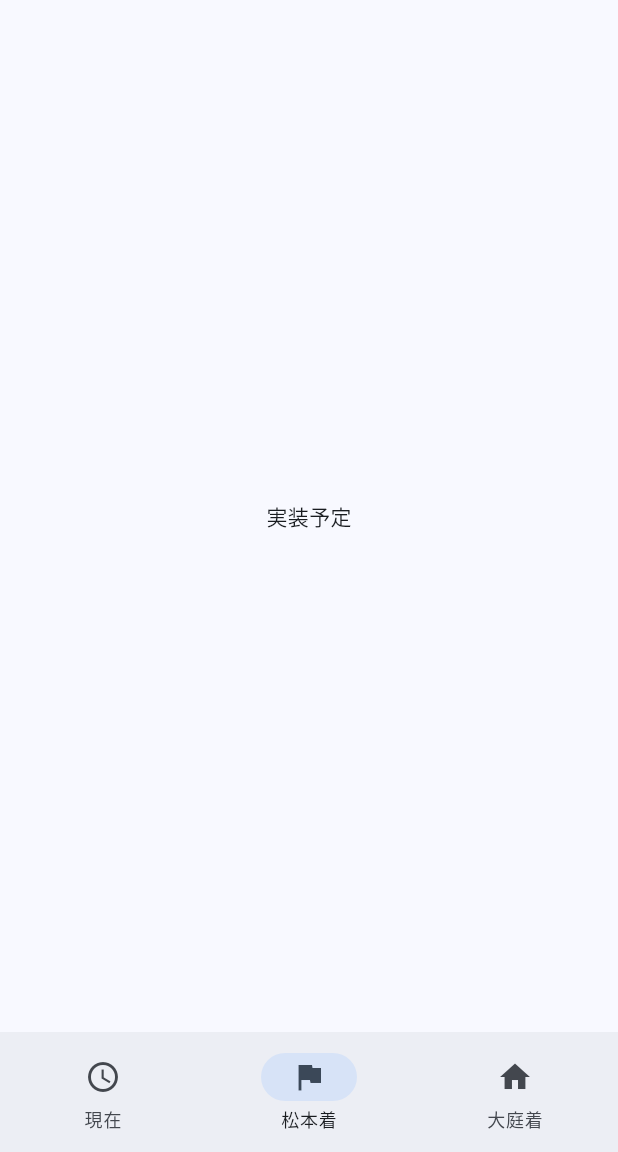
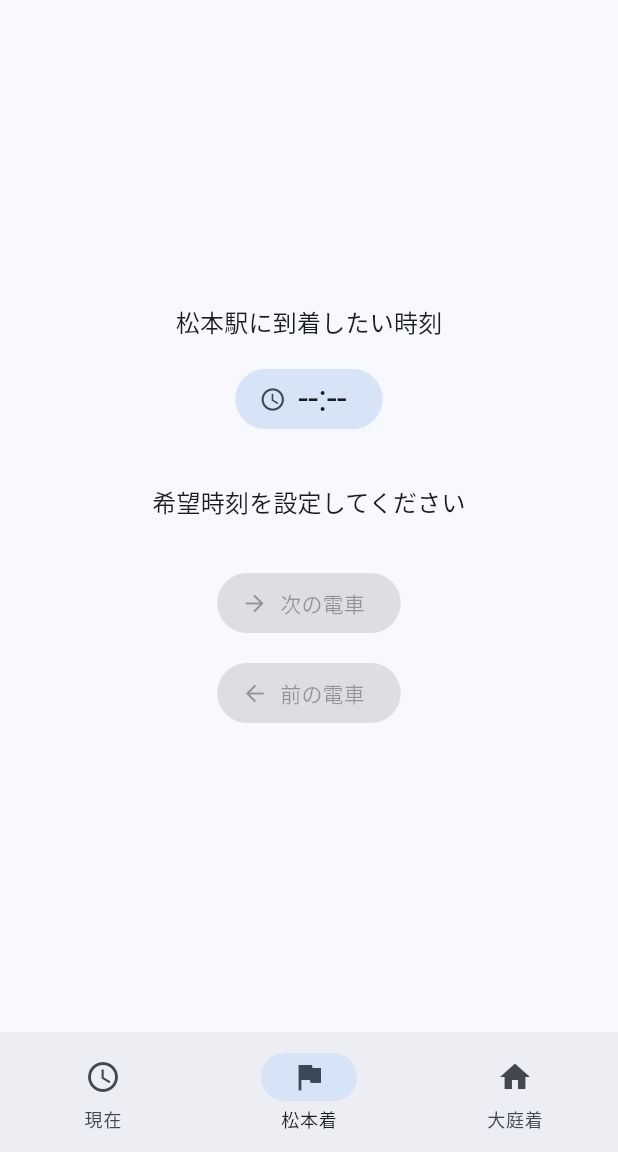
Before and after one commit to boon2187/oniwa_station_app, a Flutter app: the screen it shows after launch, item 2 of the bottom bar chosen, on a phone screen of 412 x 824 dp, the part 84-1236 px from its top. Run offline on Flutter 3.47's test engine with Material 3 defaults, Android fonts, the phone set to English and light mode, and no system bars; our stand-ins replace geolocator.

Commit message:
松本着・大庭着タブを本実装に置換し共通画面コンポーネントを追加

```diff
--- /dev/null
+++ b/lib/screen/arrival_deadline_screen.dart
@@ -0,0 +1,252 @@
+import 'package:flutter/cupertino.dart';
+import 'package:flutter/material.dart';
+
+import '../data/train_schedule.dart';
+import '../domain/train_finder.dart';
+
+class ArrivalDeadlineScreen extends StatefulWidget {
+  const ArrivalDeadlineScreen({
+    super.key,
+    required this.title,
+    required this.schedule,
+    required this.originStationName,
+    required this.destinationStationName,
+  });
+
+  final String title;
+  final List<TrainSchedule> schedule;
+  final String originStationName;
+  final String destinationStationName;
+
+  @override
+  State<ArrivalDeadlineScreen> createState() => _ArrivalDeadlineScreenState();
+}
+
+class _ArrivalDeadlineScreenState extends State<ArrivalDeadlineScreen> {
+  late int _selectedHour;
+  late int _selectedMinute;
+  bool _hasSet = false;
+  TrainSchedule? _currentTrain;
+
+  @override
+  void initState() {
+    super.initState();
+    final initial = roundUpToHalfHour(DateTime.now());
+    _selectedHour = initial.hour;
+    _selectedMinute = initial.minute;
+  }
+
+  Future<void> _openPicker() async {
+    int tempHour = _selectedHour;
+    int tempMinute = _selectedMinute;
+    final result = await showModalBottomSheet<({int hour, int minute})>(
+      context: context,
+      builder: (ctx) {
+        return SafeArea(
+          child: SizedBox(
+            height: 320,
+            child: Column(
+              children: [
+                Row(
+                  mainAxisAlignment: MainAxisAlignment.spaceBetween,
+                  children: [
+                    TextButton(
+                      onPressed: () => Navigator.of(ctx).pop(),
+                      child: const Text('キャンセル'),
+                    ),
+                    TextButton(
+                      onPressed: () => Navigator.of(ctx).pop(
+                        (hour: tempHour, minute: tempMinute),
+                      ),
+                      child: const Text('完了'),
+                    ),
+                  ],
+                ),
+                Expanded(
+                  child: StatefulBuilder(
+                    builder: (ctx, setSheet) {
+                      return Row(
+                        children: [
+                          Expanded(
+                            child: CupertinoPicker(
+                              itemExtent: 36,
+                              scrollController: FixedExtentScrollController(
+                                initialItem: tempHour,
+                              ),
+                              onSelectedItemChanged: (i) => tempHour = i,
+                              children: [
+                                for (var h = 0; h < 24; h++)
+                                  Center(
+                                    child: Text(
+                                      '${h.toString().padLeft(2, '0')} 時',
+                                      style: const TextStyle(fontSize: 20),
+                                    ),
+                                  ),
+                              ],
+                            ),
+                          ),
+                          Padding(
+                            padding:
+                                const EdgeInsets.symmetric(horizontal: 24),
+                            child: Column(
+                              mainAxisAlignment: MainAxisAlignment.center,
+                              children: [
+                                for (final m in const [0, 30])
+                                  Padding(
+                                    padding:
+                                        const EdgeInsets.symmetric(vertical: 6),
+                                    child: ChoiceChip(
+                                      label: Text(
+                                        '${m.toString().padLeft(2, '0')} 分',
+                                      ),
+                                      selected: tempMinute == m,
+                                      onSelected: (_) {
+                                        setSheet(() => tempMinute = m);
+                                      },
+                                    ),
+                                  ),
+                              ],
+                            ),
+                          ),
+                        ],
+                      );
+                    },
+                  ),
+                ),
+              ],
+            ),
+          ),
+        );
+      },
+    );
+    if (result == null || !mounted) return;
+    final now = DateTime.now();
+    final deadline = DateTime(
+      now.year,
+      now.month,
+      now.day,
+      result.hour,
+      result.minute,
+    );
+    setState(() {
+      _selectedHour = result.hour;
+      _selectedMinute = result.minute;
+      _hasSet = true;
+      _currentTrain = findLatestArrivalBy(widget.schedule, deadline, now);
+    });
+  }
+
+  void _showNextTrain() {
+    final current = _currentTrain;
+    if (current == null) return;
+    final next = findTrainAfter(widget.schedule, current);
+    if (next == null) return;
+    setState(() => _currentTrain = next);
+  }
+
+  bool _hasNextTrain() {
+    final current = _currentTrain;
+    if (current == null) return false;
+    return findTrainAfter(widget.schedule, current) != null;
+  }
+
+  void _showPrevTrain() {
+    final current = _currentTrain;
+    if (current == null) return;
+    final prev = findTrainBefore(widget.schedule, current);
+    if (prev == null) return;
+    setState(() => _currentTrain = prev);
+  }
+
+  bool _hasPrevTrain() {
+    final current = _currentTrain;
+    if (current == null) return false;
+    final prev = findTrainBefore(widget.schedule, current);
+    if (prev == null) return false;
+    return isBoardable(prev, DateTime.now());
+  }
+
+  String _formatTime(int hour, int minute) =>
+      '${hour.toString().padLeft(2, '0')}:${minute.toString().padLeft(2, '0')}';
+
+  @override
+  Widget build(BuildContext context) {
+    final theme = Theme.of(context);
+    final now = DateTime.now();
+
+    if (isAfterLastTrain(widget.schedule, now)) {
+      return Center(
+        child: Text(
+          '本日の運行は終了しました',
+          style: theme.textTheme.headlineSmall,
+        ),
+      );
+    }
+
+    final current = _currentTrain;
+    final timeLabel =
+        _hasSet ? _formatTime(_selectedHour, _selectedMinute) : '--:--';
+
+    return Center(
+      child: Column(
+        mainAxisSize: MainAxisSize.min,
+        children: [
+          Text(widget.title, style: theme.textTheme.titleMedium),
+          const SizedBox(height: 16),
+          FilledButton.tonalIcon(
+            onPressed: _openPicker,
+            icon: const Icon(Icons.access_time),
+            label: Text(
+              timeLabel,
+              style: theme.textTheme.headlineSmall,
+            ),
+          ),
+          const SizedBox(height: 32),
+          if (!_hasSet)
+            Padding(
+              padding: const EdgeInsets.symmetric(horizontal: 24),
+              child: Text(
+                '希望時刻を設定してください',
+                style: theme.textTheme.titleMedium,
+                textAlign: TextAlign.center,
+              ),
+            )
+          else if (current == null)
+            Padding(
+              padding: const EdgeInsets.symmetric(horizontal: 24),
+              child: Text(
+                'ご希望の時刻に間に合う電車はありません',
+                style: theme.textTheme.titleMedium,
+                textAlign: TextAlign.center,
+              ),
+            )
+          else ...[
+            Text(
+              '${widget.originStationName}駅 ${current.departure} 発',
+              style: theme.textTheme.displaySmall,
+            ),
+            const SizedBox(height: 8),
+            const Icon(Icons.arrow_downward, size: 32),
+            const SizedBox(height: 8),
+            Text(
+              '${widget.destinationStationName}駅 ${current.arrival} 着',
+              style: theme.textTheme.titleLarge,
+            ),
+          ],
+          const SizedBox(height: 32),
+          FilledButton.icon(
+            onPressed: _hasNextTrain() ? _showNextTrain : null,
+            icon: const Icon(Icons.arrow_forward),
+            label: const Text('次の電車'),
+          ),
+          const SizedBox(height: 12),
+          FilledButton.icon(
+            onPressed: _hasPrevTrain() ? _showPrevTrain : null,
+            icon: const Icon(Icons.arrow_back),
+            label: const Text('前の電車'),
+          ),
+        ],
+      ),
+    );
+  }
+}
--- a/lib/screen/arrive_at_matsumoto_screen.dart
+++ b/lib/screen/arrive_at_matsumoto_screen.dart
@@ -1,10 +1,18 @@
 import 'package:flutter/material.dart';
+
+import '../data/train_schedule.dart';
+import 'arrival_deadline_screen.dart';
 
 class ArriveAtMatsumotoScreen extends StatelessWidget {
   const ArriveAtMatsumotoScreen({super.key});
 
   @override
   Widget build(BuildContext context) {
-    return const Center(child: Text('実装予定'));
+    return ArrivalDeadlineScreen(
+      title: '松本駅に到着したい時刻',
+      schedule: oniwaToMatsumoto,
+      originStationName: '大庭',
+      destinationStationName: '松本',
+    );
   }
 }
--- a/lib/screen/arrive_at_oniwa_screen.dart
+++ b/lib/screen/arrive_at_oniwa_screen.dart
@@ -1,10 +1,18 @@
 import 'package:flutter/material.dart';
+
+import '../data/train_schedule.dart';
+import 'arrival_deadline_screen.dart';
 
 class ArriveAtOniwaScreen extends StatelessWidget {
   const ArriveAtOniwaScreen({super.key});
 
   @override
   Widget build(BuildContext context) {
-    return const Center(child: Text('実装予定'));
+    return ArrivalDeadlineScreen(
+      title: '大庭駅に到着したい時刻',
+      schedule: matsumotoToOniwa,
+      originStationName: '松本',
+      destinationStationName: '大庭',
+    );
   }
 }
```
